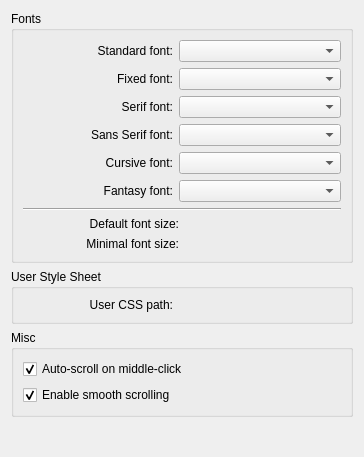
Qt form src/settings/settings_appearance.ui (KDE/rekonq) before a commit.
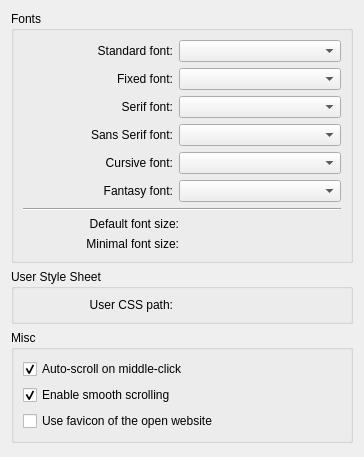
The same form after that commit. Custom widgets are drawn as their Qt base class.

Commit message:
Added an option to show current website favicon as rekonq window icon
Reviewed by adjam

Patch:
```diff
--- a/src/settings/settings_appearance.ui
+++ b/src/settings/settings_appearance.ui
@@ -253,6 +253,13 @@
          <bool>true</bool>
         </property>
        </widget>
+      </item>      
+    <item>
+    <widget class="QCheckBox" name="kcfg_useFavicon">
+    <property name="text">
+    <string>Use favicon of the open website</string>
+    </property>
+    </widget>
       </item>
      </layout>
     </widget>
```
Lines whose indentation alone changed are shown as unchanged. The commit also changes 6 other files.
